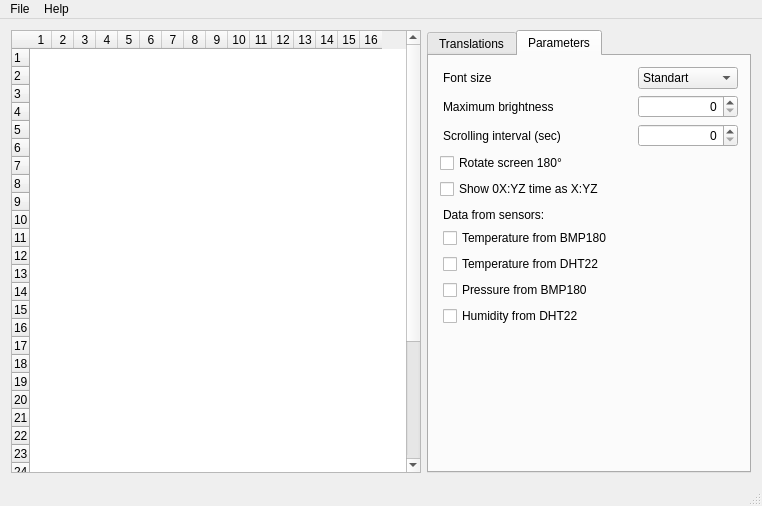
Above: editor/mainwindow.ui from WiseLord/matrixclock before the change. Below: the same form after it.
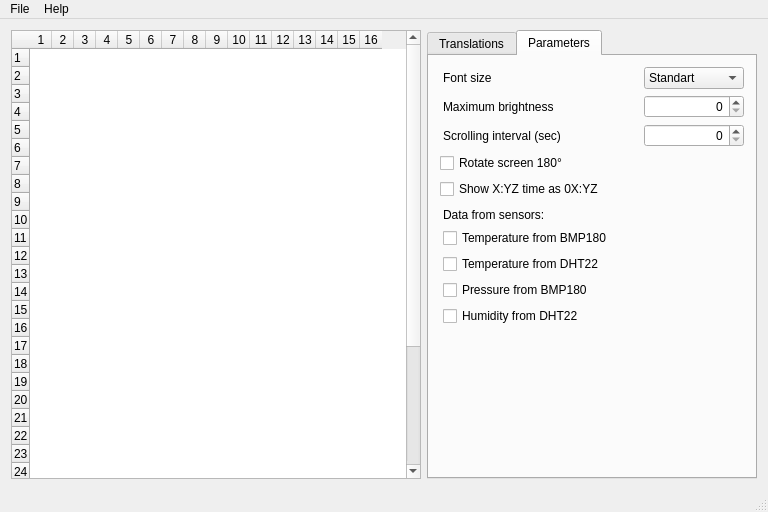
That is the form after the change. The open tabs and pages were chosen to show the change.

Commit message: editor: Inverse hourzero function.

The edit to the form file:
```diff
--- a/editor/mainwindow.ui
+++ b/editor/mainwindow.ui
@@ -6,8 +6,8 @@
    <rect>
     <x>0</x>
     <y>0</y>
-    <width>762</width>
-    <height>506</height>
+    <width>768</width>
+    <height>512</height>
    </rect>
   </property>
   <property name="windowTitle">
@@ -537,7 +537,7 @@
         <item>
          <widget class="QCheckBox" name="cbxHourzero">
           <property name="text">
-           <string>Show 0X:YZ time as X:YZ</string>
+           <string>Show X:YZ time as 0X:YZ</string>
           </property>
          </widget>
         </item>
@@ -623,7 +623,7 @@
     <rect>
      <x>0</x>
      <y>0</y>
-     <width>762</width>
+     <width>768</width>
      <height>22</height>
     </rect>
    </property>
```
Left out of the diff: 18 changed lines with no effect on the pictures.
